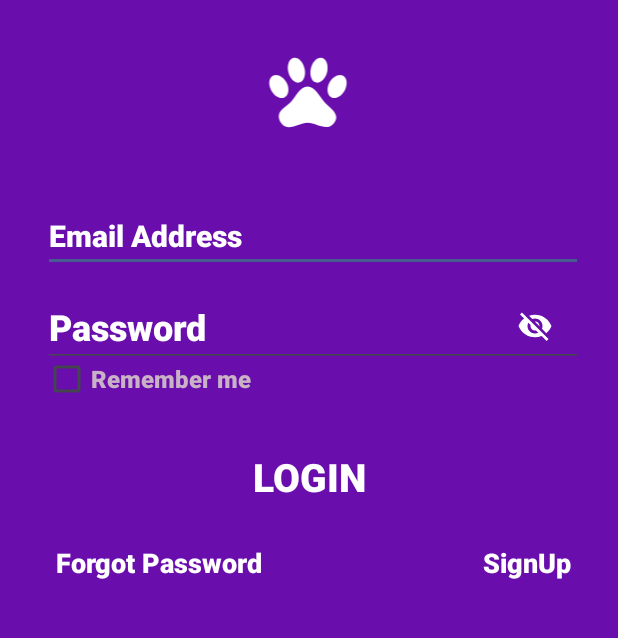
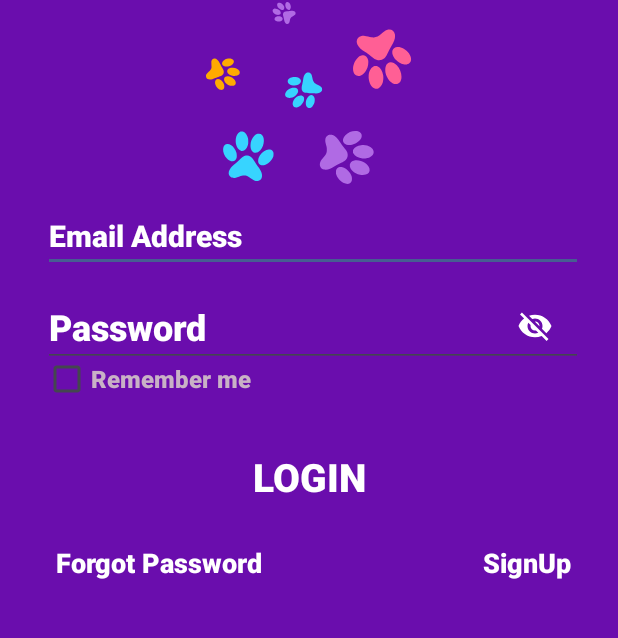
Before and after one commit to bobbinnej/Dog-API, an Android app: the screen it shows after launch (LoginActivity), on a phone screen of 412 x 824 dp, the part 235-873 px from its top. Run offline under Robolectric (Android 15) with nearby library versions, the phone set to English and light mode, and no system bars; our stand-ins replace ButterKnife, Firebase (no records; nobody signed in at launch, a user with empty details on screens opened directly).

Commit message:
Add lottie animation to the login page

```diff
--- a/app/src/main/java/com/moringaschool/dogged/MainActivity.java
+++ b/app/src/main/java/com/moringaschool/dogged/MainActivity.java
@@ -10,6 +10,7 @@ import android.content.Intent;
 import android.content.SharedPreferences;
 import android.graphics.Color;
 import android.os.Bundle;
+import android.os.Handler;
 import android.view.Menu;
 import android.view.MenuInflater;
 import android.view.MenuItem;
@@ -59,6 +60,7 @@ public class MainActivity extends AppCompatActivity {
         SplashScreen.installSplashScreen(this);
         setContentView(R.layout.activity_main);
         ButterKnife.bind(this);
+
         //toolbar
         setSupportActionBar(toolbar);
 //        getSupportActionBar().hide();// this particula line will hide the title bar
--- a/app/src/main/res/layout/activity_login.xml
+++ b/app/src/main/res/layout/activity_login.xml
@@ -45,12 +45,15 @@
         app:layout_constraintRight_toRightOf="parent"
         app:layout_constraintLeft_toLeftOf="parent"/>
 
-    <ImageView
+    <com.airbnb.lottie.LottieAnimationView
         android:id="@+id/logo"
+        app:lottie_fileName="pawanime.json"
+        app:lottie_autoPlay="true"
+        app:lottie_loop="true"
         android:layout_width="164dp"
         android:layout_height="123dp"
         android:layout_marginBottom="4dp"
-        android:src="@drawable/ic_paw"
+
         app:layout_constraintHorizontal_bias="0.497"
         app:layout_constraintLeft_toLeftOf="parent"
         app:layout_constraintRight_toRightOf="parent"
```
Also changed, not shown: app/src/main/assets/pawanime.json (renamed from app/src/main/assets/65612-paws.json).
